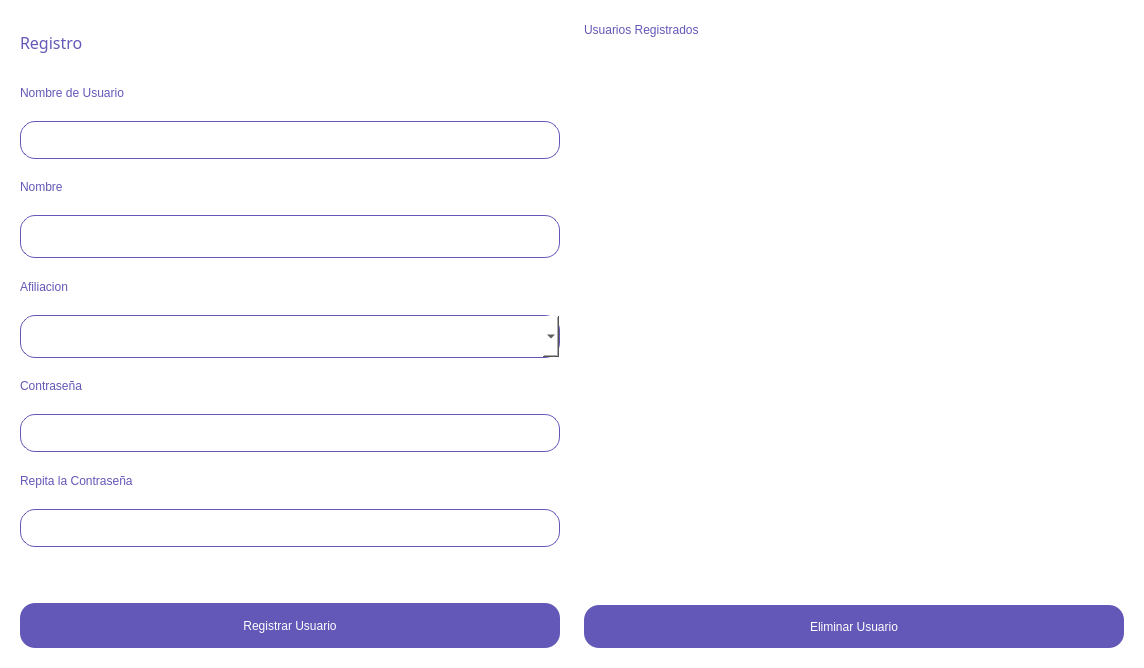
First picture: the form in GUI/Resources/UI/UserRegister.ui, repository difer19/Gestor-de-Hangares, before the edit.
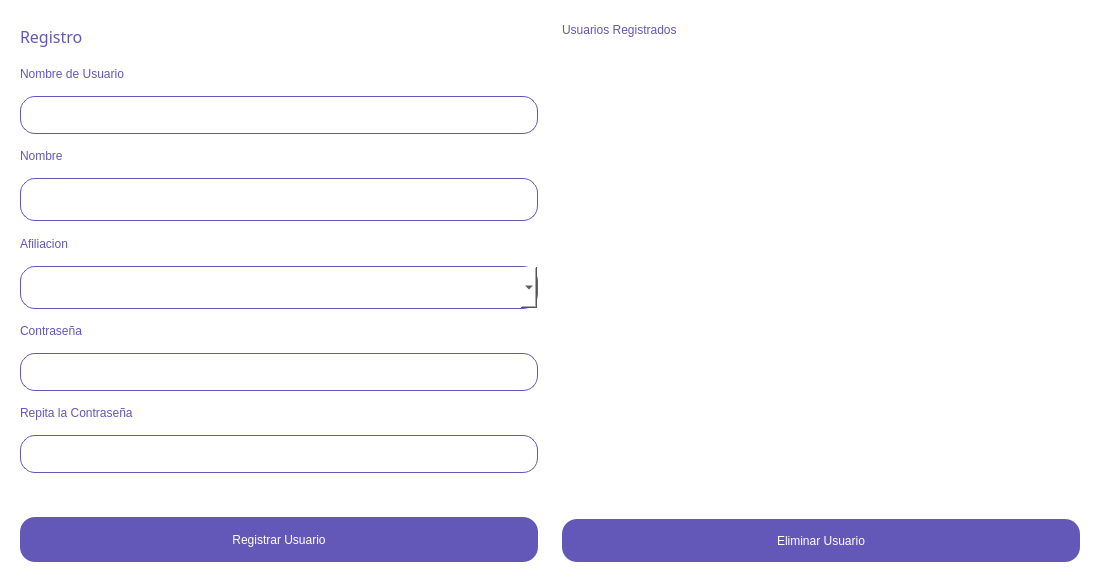
Second picture: the form after the edit.

Commit message: AerolinaRegister Completed

Diff of the .ui file:
```diff
--- a/GUI/Resources/UI/UserRegister.ui
+++ b/GUI/Resources/UI/UserRegister.ui
@@ -6,8 +6,8 @@
    <rect>
     <x>0</x>
     <y>0</y>
-    <width>1144</width>
-    <height>668</height>
+    <width>1100</width>
+    <height>582</height>
    </rect>
   </property>
   <property name="windowTitle">
@@ -225,8 +225,8 @@
        <height>0</height>
       </size>
      </property>
-     <layout class="QVBoxLayout" name="verticalLayout_2">
-      <item>
+     <layout class="QFormLayout" name="formLayout">
+      <item row="0" column="0">
        <widget class="QLabel" name="label_6">
         <property name="sizePolicy">
          <sizepolicy hsizetype="Preferred" vsizetype="Fixed">
@@ -251,7 +251,7 @@
         </property>
        </widget>
       </item>
-      <item>
+      <item row="1" column="0" colspan="2">
        <widget class="QTableWidget" name="tableWidget">
         <property name="sizePolicy">
          <sizepolicy hsizetype="Expanding" vsizetype="Expanding">
@@ -267,7 +267,7 @@
         </property>
        </widget>
       </item>
-      <item>
+      <item row="2" column="0" colspan="2">
        <widget class="QPushButton" name="pushButton_2">
         <property name="minimumSize">
          <size>
```
The commit also changes 10 other files.
